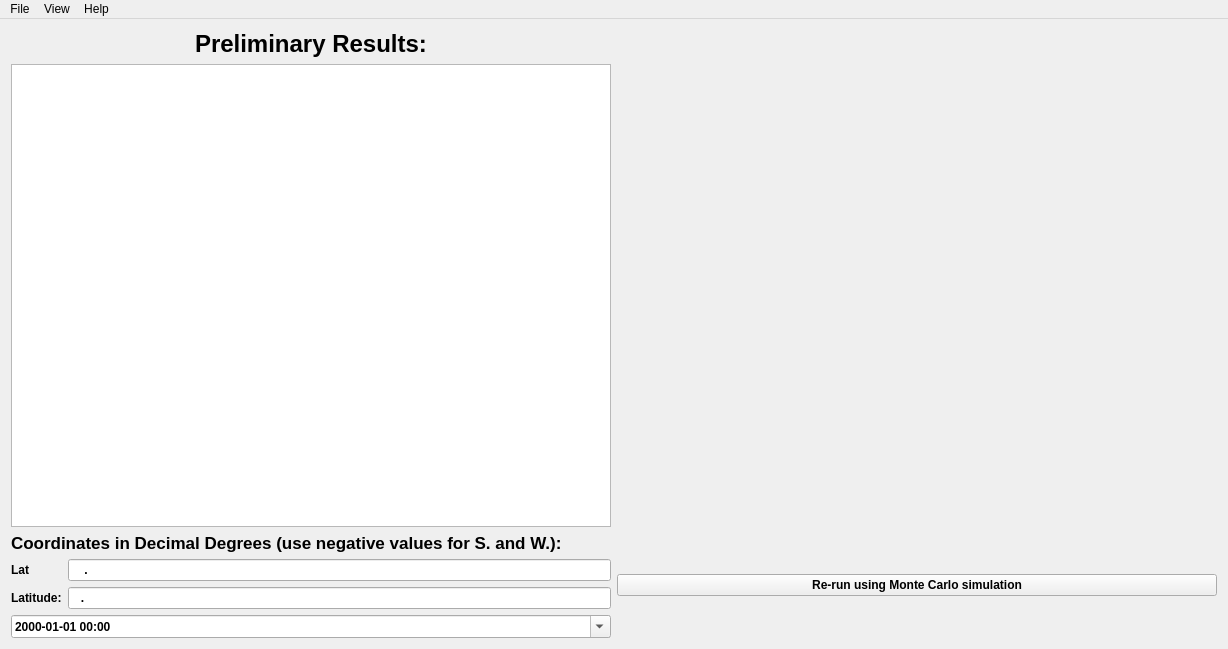
Before: the Qt Designer form ves/templates/reportwindow.ui in ajoros/ves_ajoros, drawn with Qt 5.
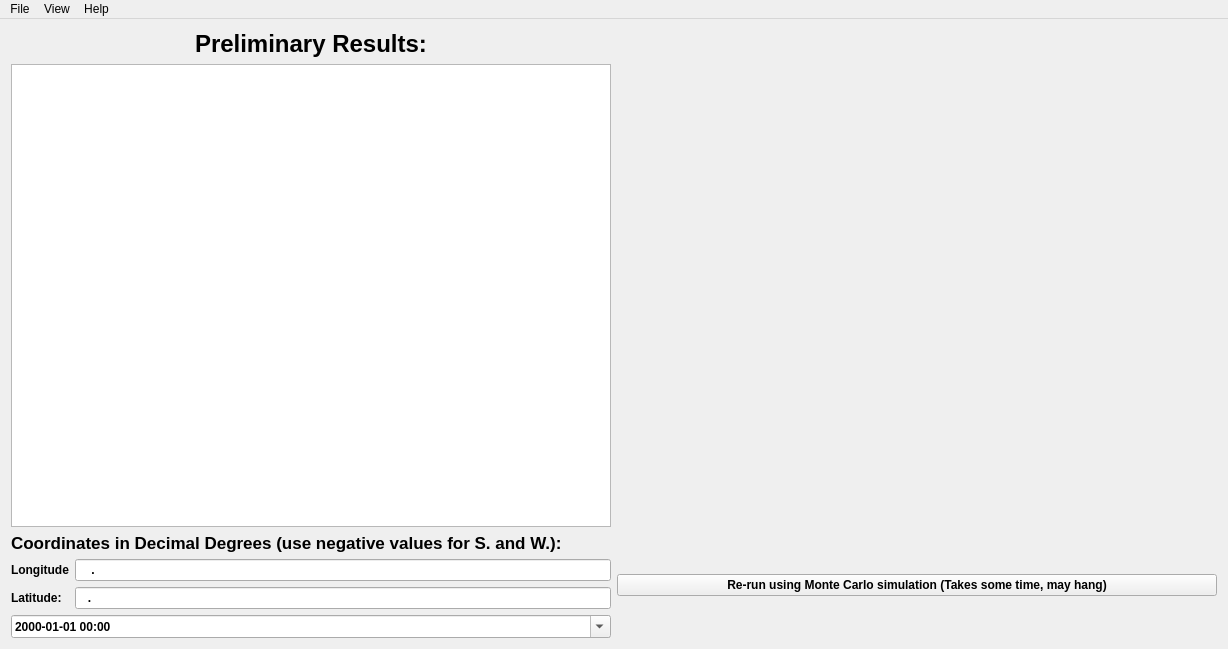
After: the same form once the commit is applied.

```diff
--- a/ves/templates/reportwindow.ui
+++ b/ves/templates/reportwindow.ui
@@ -123,7 +123,7 @@
       <item row="1" column="0">
        <widget class="QLabel" name="label_2">
         <property name="text">
-         <string>Lat</string>
+         <string>Longitude</string>
         </property>
        </widget>
       </item>
@@ -202,7 +202,7 @@
          <string>Rerun the analysis after fine tuning some parameters</string>
         </property>
         <property name="text">
-         <string>Re-run using Monte Carlo simulation</string>
+         <string>Re-run using Monte Carlo simulation (Takes some time, may hang)</string>
         </property>
        </widget>
       </item>
```
Left out of the diff: 2 changed lines with no effect on the pictures.
